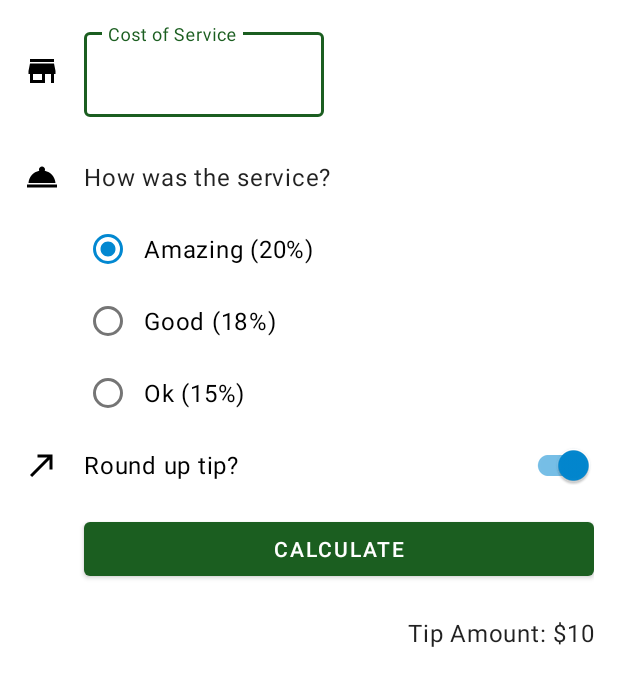
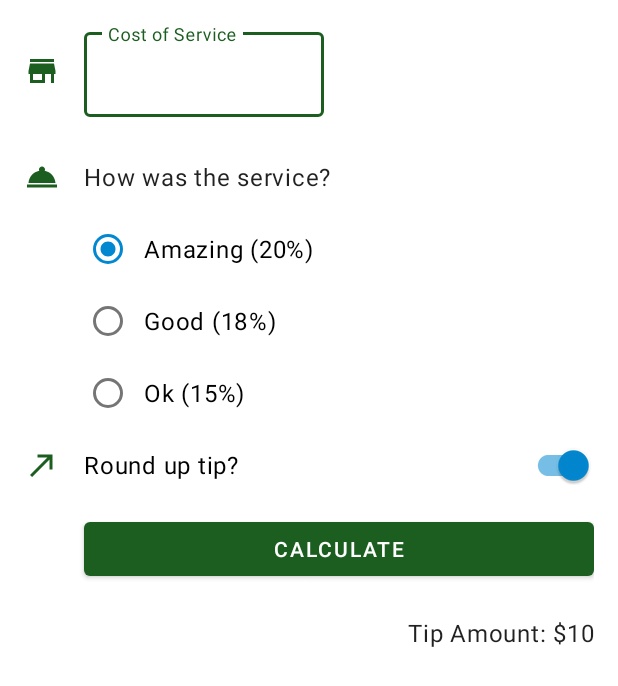
Before and after one commit to wanderlp/kotlin-tip-time, an Android app: the layout activity_main.xml on its own in the app's theme, with its tools: preview values and no code run, on a phone screen of 412 x 824 dp. Shown: the top 686 px of the screen. Run offline under Robolectric (Android 15) with nearby library versions, the phone set to English and light mode, and no system bars.

Commit message:
Se asigna el tint a los iconos para que cambian de color dependiendo del tema

```diff
--- a/app/src/main/res/drawable/ic_round_up.xml
+++ b/app/src/main/res/drawable/ic_round_up.xml
@@ -1,5 +1,9 @@
-<vector android:height="24dp" android:tint="#000000"
-    android:viewportHeight="24" android:viewportWidth="24"
-    android:width="24dp" xmlns:android="http://schemas.android.com/apk/res/android">
+<vector
+    android:height="24dp"
+    android:tint="?attr/colorPrimary"
+    android:viewportHeight="24"
+    android:viewportWidth="24"
+    android:width="24dp"
+    xmlns:android="http://schemas.android.com/apk/res/android">
     <path android:fillColor="@android:color/white" android:pathData="M9,5v2h6.59L4,18.59 5.41,20 17,8.41V15h2V5z"/>
 </vector>
--- a/app/src/main/res/drawable/ic_service.xml
+++ b/app/src/main/res/drawable/ic_service.xml
@@ -1,5 +1,9 @@
-<vector android:height="24dp" android:tint="#000000"
-    android:viewportHeight="24" android:viewportWidth="24"
-    android:width="24dp" xmlns:android="http://schemas.android.com/apk/res/android">
+<vector
+    android:height="24dp"
+    android:tint="?attr/colorPrimary"
+    android:viewportHeight="24"
+    android:viewportWidth="24"
+    android:width="24dp"
+    xmlns:android="http://schemas.android.com/apk/res/android">
     <path android:fillColor="@android:color/white" android:pathData="M2,17h20v2L2,19zM13.84,7.79c0.1,-0.24 0.16,-0.51 0.16,-0.79 0,-1.1 -0.9,-2 -2,-2s-2,0.9 -2,2c0,0.28 0.06,0.55 0.16,0.79C6.25,8.6 3.27,11.93 3,16h18c-0.27,-4.07 -3.25,-7.4 -7.16,-8.21z"/>
 </vector>
--- a/app/src/main/res/drawable/ic_store.xml
+++ b/app/src/main/res/drawable/ic_store.xml
@@ -1,5 +1,9 @@
-<vector android:height="24dp" android:tint="#000000"
-    android:viewportHeight="24" android:viewportWidth="24"
-    android:width="24dp" xmlns:android="http://schemas.android.com/apk/res/android">
+<vector
+    android:height="24dp"
+    android:tint="?attr/colorPrimary"
+    android:viewportHeight="24"
+    android:viewportWidth="24"
+    android:width="24dp"
+    xmlns:android="http://schemas.android.com/apk/res/android">
     <path android:fillColor="@android:color/white" android:pathData="M20,4L4,4v2h16L20,4zM21,14v-2l-1,-5L4,7l-1,5v2h1v6h10v-6h4v6h2v-6h1zM12,18L6,18v-4h6v4z"/>
 </vector>
```
